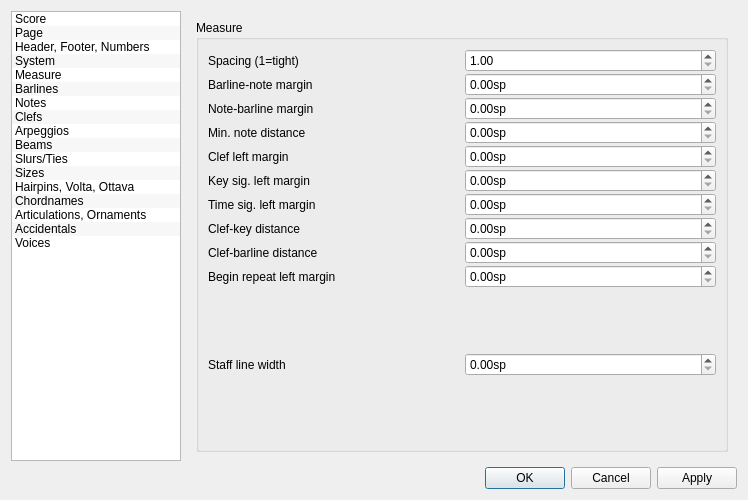
Old version of the form mscore/mscore/editstyle.ui in the repository musescore/musescore-old.
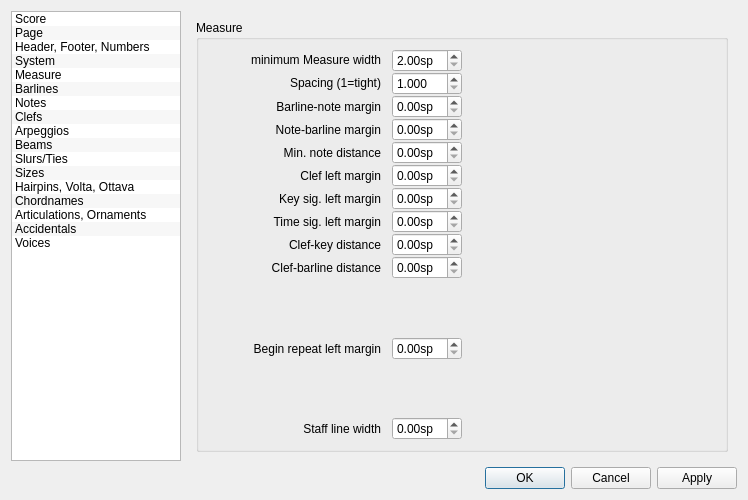
New version of the form. The open tabs and pages were chosen to show the change.

```diff
--- a/mscore/mscore/editstyle.ui
+++ b/mscore/mscore/editstyle.ui
@@ -1541,23 +1541,72 @@
           <bool>false</bool>
          </property>
          <layout class="QGridLayout" name="gridLayout_9">
+          <item row="0" column="0">
+           <layout class="QGridLayout" name="gridLayout">
           <property name="verticalSpacing">
-           <number>1</number>
+             <number>0</number>
           </property>
           <item row="0" column="0">
+             <widget class="QLabel" name="label_89">
+              <property name="sizePolicy">
+               <sizepolicy hsizetype="MinimumExpanding" vsizetype="Fixed">
+                <horstretch>0</horstretch>
+                <verstretch>0</verstretch>
+               </sizepolicy>
+              </property>
+              <property name="text">
+               <string>minimum Measure width</string>
+              </property>
+              <property name="alignment">
+               <set>Qt::AlignRight|Qt::AlignTrailing|Qt::AlignVCenter</set>
+              </property>
+              <property name="indent">
+               <number>5</number>
+              </property>
+              <property name="buddy">
+               <cstring>minMeasureWidth_2</cstring>
+              </property>
+             </widget>
+            </item>
+            <item row="0" column="1">
+             <widget class="QDoubleSpinBox" name="minMeasureWidth_2">
+              <property name="suffix">
+               <string extracomment="spatium unit">sp</string>
+              </property>
+              <property name="minimum">
+               <double>2.000000000000000</double>
+              </property>
+             </widget>
+            </item>
+            <item row="1" column="0">
            <widget class="QLabel" name="label_11">
+              <property name="sizePolicy">
+               <sizepolicy hsizetype="MinimumExpanding" vsizetype="Fixed">
+                <horstretch>0</horstretch>
+                <verstretch>0</verstretch>
+               </sizepolicy>
+              </property>
             <property name="text">
              <string>Spacing (1=tight)</string>
             </property>
             <property name="textFormat">
              <enum>Qt::AutoText</enum>
             </property>
+              <property name="alignment">
+               <set>Qt::AlignRight|Qt::AlignTrailing|Qt::AlignVCenter</set>
+              </property>
             <property name="wordWrap">
              <bool>true</bool>
             </property>
-           </widget>
-          </item>
-          <item row="0" column="1">
+              <property name="indent">
+               <number>5</number>
+              </property>
+              <property name="buddy">
+               <cstring>measureSpacing</cstring>
+              </property>
+             </widget>
+            </item>
+            <item row="1" column="1">
            <widget class="QDoubleSpinBox" name="measureSpacing">
             <property name="sizePolicy">
              <sizepolicy hsizetype="Preferred" vsizetype="Fixed">
@@ -1565,6 +1614,9 @@
               <verstretch>0</verstretch>
              </sizepolicy>
             </property>
+              <property name="decimals">
+               <number>3</number>
+              </property>
             <property name="minimum">
              <double>1.000000000000000</double>
             </property>
@@ -1573,17 +1625,32 @@
             </property>
            </widget>
           </item>
-          <item row="1" column="0">
+            <item row="2" column="0">
            <widget class="QLabel" name="label_12">
+              <property name="sizePolicy">
+               <sizepolicy hsizetype="MinimumExpanding" vsizetype="Preferred">
+                <horstretch>0</horstretch>
+                <verstretch>0</verstretch>
+               </sizepolicy>
+              </property>
             <property name="text">
              <string>Barline-note margin</string>
             </property>
+              <property name="alignment">
+               <set>Qt::AlignRight|Qt::AlignTrailing|Qt::AlignVCenter</set>
+              </property>
             <property name="wordWrap">
              <bool>true</bool>
             </property>
-           </widget>
-          </item>
-          <item row="1" column="1">
+              <property name="indent">
+               <number>5</number>
+              </property>
+              <property name="buddy">
+               <cstring>barNoteDistance</cstring>
+              </property>
+             </widget>
+            </item>
+            <item row="2" column="1">
            <widget class="QDoubleSpinBox" name="barNoteDistance">
             <property name="sizePolicy">
              <sizepolicy hsizetype="Preferred" vsizetype="Fixed">
@@ -1599,17 +1666,32 @@
             </property>
            </widget>
           </item>
-          <item row="2" column="0">
+            <item row="3" column="0">
            <widget class="QLabel" name="label_13">
+              <property name="sizePolicy">
+               <sizepolicy hsizetype="MinimumExpanding" vsizetype="Preferred">
+                <horstretch>0</horstretch>
+                <verstretch>0</verstretch>
+               </sizepolicy>
+              </property>
             <property name="text">
              <string>Note-barline margin</string>
             </property>
+              <property name="alignment">
+               <set>Qt::AlignRight|Qt::AlignTrailing|Qt::AlignVCenter</set>
+              </property>
             <property name="wordWrap">
              <bool>true</bool>
             </property>
-           </widget>
-          </item>
-          <item row="2" column="1">
+              <property name="indent">
+               <number>5</number>
+              </property>
+              <property name="buddy">
+               <cstring>noteBarDistance</cstring>
+              </property>
+             </widget>
+            </item>
+            <item row="3" column="1">
            <widget class="QDoubleSpinBox" name="noteBarDistance">
             <property name="sizePolicy">
              <sizepolicy hsizetype="Preferred" vsizetype="Fixed">
@@ -1625,17 +1707,32 @@
             </property>
            </widget>
           </item>
-          <item row="3" column="0">
+            <item row="4" column="0">
            <widget class="QLabel" name="label_14">
+              <property name="sizePolicy">
+               <sizepolicy hsizetype="MinimumExpanding" vsizetype="Preferred">
+                <horstretch>0</horstretch>
+                <verstretch>0</verstretch>
+               </sizepolicy>
+              </property>
             <property name="text">
              <string>Min. note distance</string>
             </property>
+              <property name="alignment">
+               <set>Qt::AlignRight|Qt::AlignTrailing|Qt::AlignVCenter</set>
+              </property>
             <property name="wordWrap">
              <bool>true</bool>
             </property>
-           </widget>
-          </item>
-          <item row="3" column="1">
+              <property name="indent">
+               <number>5</number>
+              </property>
+              <property name="buddy">
+               <cstring>minNoteDistance</cstring>
+              </property>
+             </widget>
+            </item>
+            <item row="4" column="1">
            <widget class="QDoubleSpinBox" name="minNoteDistance">
             <property name="sizePolicy">
              <sizepolicy hsizetype="Preferred" vsizetype="Fixed">
@@ -1651,17 +1748,32 @@
             </property>
            </widget>
           </item>
-          <item row="4" column="0">
+            <item row="5" column="0">
            <widget class="QLabel" name="label_18">
+              <property name="sizePolicy">
+               <sizepolicy hsizetype="MinimumExpanding" vsizetype="Preferred">
+                <horstretch>0</horstretch>
+                <verstretch>0</verstretch>
+               </sizepolicy>
+              </property>
             <property name="text">
              <string>Clef left margin</string>
             </property>
+              <property name="alignment">
+               <set>Qt::AlignRight|Qt::AlignTrailing|Qt::AlignVCenter</set>
+              </property>
             <property name="wordWrap">
              <bool>true</bool>
             </property>
-           </widget>
-          </item>
-          <item row="4" column="1">
+              <property name="indent">
+               <number>5</number>
+              </property>
+              <property name="buddy">
+               <cstring>clefLeftMargin</cstring>
+              </property>
+             </widget>
+            </item>
+            <item row="5" column="1">
            <widget class="QDoubleSpinBox" name="clefLeftMargin">
             <property name="sizePolicy">
              <sizepolicy hsizetype="Preferred" vsizetype="Fixed">
@@ -1677,17 +1789,32 @@
             </property>
            </widget>
           </item>
-          <item row="5" column="0">
+            <item row="6" column="0">
            <widget class="QLabel" name="label_19">
+              <property name="sizePolicy">
+               <sizepolicy hsizetype="MinimumExpanding" vsizetype="Preferred">
+                <horstretch>0</horstretch>
+                <verstretch>0</verstretch>
+               </sizepolicy>
+              </property>
             <property name="text">
              <string>Key sig. left margin</string>
             </property>
+              <property name="alignment">
+               <set>Qt::AlignRight|Qt::AlignTrailing|Qt::AlignVCenter</set>
+              </property>
             <property name="wordWrap">
              <bool>true</bool>
             </property>
-           </widget>
-          </item>
-          <item row="5" column="1">
+              <property name="indent">
+               <number>5</number>
+              </property>
+              <property name="buddy">
+               <cstring>keysigLeftMargin</cstring>
+              </property>
+             </widget>
+            </item>
+            <item row="6" column="1">
            <widget class="QDoubleSpinBox" name="keysigLeftMargin">
             <property name="sizePolicy">
              <sizepolicy hsizetype="Preferred" vsizetype="Fixed">
@@ -1703,17 +1830,32 @@
             </property>
            </widget>
           </item>
-          <item row="6" column="0">
+            <item row="7" column="0">
            <widget class="QLabel" name="label_20">
+              <property name="sizePolicy">
+               <sizepolicy hsizetype="MinimumExpanding" vsizetype="Preferred">
+                <horstretch>0</horstretch>
+                <verstretch>0</verstretch>
+               </sizepolicy>
+              </property>
             <property name="text">
              <string>Time sig. left margin</string>
             </property>
+              <property name="alignment">
+               <set>Qt::AlignRight|Qt::AlignTrailing|Qt::AlignVCenter</set>
+              </property>
             <property name="wordWrap">
              <bool>true</bool>
             </property>
-           </widget>
-          </item>
-          <item row="6" column="1">
+              <property name="indent">
+               <number>5</number>
+              </property>
+              <property name="buddy">
+               <cstring>timesigLeftMargin</cstring>
+              </property>
+             </widget>
+            </item>
+            <item row="7" column="1">
            <widget class="QDoubleSpinBox" name="timesigLeftMargin">
             <property name="sizePolicy">
              <sizepolicy hsizetype="Preferred" vsizetype="Fixed">
@@ -1729,17 +1871,32 @@
             </property>
            </widget>
           </item>
-          <item row="7" column="0">
+            <item row="8" column="0">
            <widget class="QLabel" name="label_21">
+              <property name="sizePolicy">
+               <sizepolicy hsizetype="MinimumExpanding" vsizetype="Preferred">
+                <horstretch>0</horstretch>
+                <verstretch>0</verstretch>
+               </sizepolicy>
+              </property>
             <property name="text">
              <string>Clef-key distance</string>
             </property>
+              <property name="alignment">
+               <set>Qt::AlignRight|Qt::AlignTrailing|Qt::AlignVCenter</set>
+              </property>
             <property name="wordWrap">
              <bool>true</bool>
             </property>
-           </widget>
-          </item>
-          <item row="7" column="1">
+              <property name="indent">
+               <number>5</number>
+              </property>
+              <property name="buddy">
+               <cstring>clefKeyRightMargin</cstring>
+              </property>
+             </widget>
+            </item>
+            <item row="8" column="1">
            <widget class="QDoubleSpinBox" name="clefKeyRightMargin">
             <property name="sizePolicy">
              <sizepolicy hsizetype="Preferred" vsizetype="Fixed">
@@ -1755,17 +1912,32 @@
             </property>
            </widget>
           </item>
-          <item row="8" column="0">
+            <item row="9" column="0">
            <widget class="QLabel" name="label_53">
+              <property name="sizePolicy">
+               <sizepolicy hsizetype="MinimumExpanding" vsizetype="Preferred">
+                <horstretch>0</horstretch>
+                <verstretch>0</verstretch>
+               </sizepolicy>
+              </property>
             <property name="text">
              <string>Clef-barline distance</string>
             </property>
+              <property name="alignment">
+               <set>Qt::AlignRight|Qt::AlignTrailing|Qt::AlignVCenter</set>
+              </property>
             <property name="wordWrap">
              <bool>true</bool>
             </property>
-           </widget>
-          </item>
-          <item row="8" column="1">
+              <property name="indent">
+               <number>5</number>
+              </property>
+              <property name="buddy">
+               <cstring>clefBarlineDistance</cstring>
+              </property>
+             </widget>
+            </item>
+            <item row="9" column="1">
            <widget class="QDoubleSpinBox" name="clefBarlineDistance">
             <property name="suffix">
              <string extracomment="spatium unit">sp</string>
@@ -1775,17 +1947,45 @@
             </property>
            </widget>
           </item>
-          <item row="9" column="0">
+            <item row="10" column="0">
+             <spacer name="verticalSpacer_11">
+              <property name="orientation">
+               <enum>Qt::Vertical</enum>
+              </property>
+              <property name="sizeHint" stdset="0">
+               <size>
+                <width>20</width>
+                <height>40</height>
+               </size>
+              </property>
+             </spacer>
+            </item>
+            <item row="11" column="0">
            <widget class="QLabel" name="label_17">
+              <property name="sizePolicy">
+               <sizepolicy hsizetype="MinimumExpanding" vsizetype="Preferred">
+                <horstretch>0</horstretch>
+                <verstretch>0</verstretch>
+               </sizepolicy>
+              </property>
             <property name="text">
              <string>Begin repeat left margin</string>
             </property>
+              <property name="alignment">
+               <set>Qt::AlignRight|Qt::AlignTrailing|Qt::AlignVCenter</set>
+              </property>
             <property name="wordWrap">
              <bool>true</bool>
             </property>
-           </widget>
-          </item>
-          <item row="9" column="1">
+              <property name="indent">
+               <number>5</number>
+              </property>
+              <property name="buddy">
+               <cstring>beginRepeatLeftMargin</cstring>
+              </property>
+             </widget>
+            </item>
+            <item row="11" column="1">
            <widget class="QDoubleSpinBox" name="beginRepeatLeftMargin">
             <property name="sizePolicy">
              <sizepolicy hsizetype="Preferred" vsizetype="Fixed">
@@ -1811,32 +2011,49 @@
             </property>
            </spacer>
           </item>
-          <item row="11" column="1">
-           <widget class="QDoubleSpinBox" name="staffLineWidth">
-            <property name="suffix">
-             <string extracomment="spatium unit">sp</string>
-            </property>
-            <property name="singleStep">
-             <double>0.100000000000000</double>
-            </property>
-           </widget>
-          </item>
-          <item row="11" column="0">
+            <item row="13" column="0">
            <widget class="QLabel" name="label">
+              <property name="sizePolicy">
+               <sizepolicy hsizetype="MinimumExpanding" vsizetype="Preferred">
+                <horstretch>0</horstretch>
+                <verstretch>0</verstretch>
+               </sizepolicy>
+              </property>
             <property name="text">
              <string>Staff line width</string>
             </property>
-           </widget>
-          </item>
-          <item row="10" column="0">
-           <spacer name="verticalSpacer_11">
+              <property name="alignment">
+               <set>Qt::AlignRight|Qt::AlignTrailing|Qt::AlignVCenter</set>
+              </property>
+              <property name="indent">
+               <number>5</number>
+              </property>
+              <property name="buddy">
+               <cstring>staffLineWidth</cstring>
+              </property>
+             </widget>
+            </item>
+            <item row="13" column="1">
+             <widget class="QDoubleSpinBox" name="staffLineWidth">
+              <property name="suffix">
+               <string extracomment="spatium unit">sp</string>
+              </property>
+              <property name="singleStep">
+               <double>0.100000000000000</double>
+              </property>
+             </widget>
+            </item>
+           </layout>
+          </item>
+          <item row="0" column="1">
+           <spacer name="horizontalSpacer_7">
             <property name="orientation">
-             <enum>Qt::Vertical</enum>
+             <enum>Qt::Horizontal</enum>
             </property>
             <property name="sizeHint" stdset="0">
              <size>
-              <width>20</width>
-              <height>40</height>
+              <width>40</width>
+              <height>20</height>
              </size>
             </property>
            </spacer>
```
Left out of the diff: 2 changed lines with no effect on the pictures. Lines whose indentation alone changed are shown as unchanged.
